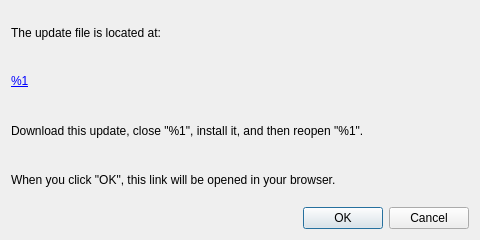
Before: the Qt Designer form fvupdateconfirmdialog.ui in pypt/fervor, drawn with Qt 5.
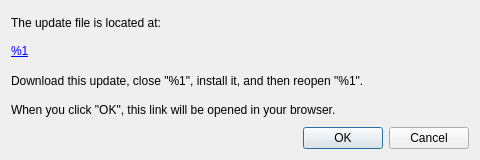
After: the same form once the commit is applied.

Commit message: window layout

Patch:
```diff
--- a/fvupdateconfirmdialog.ui
+++ b/fvupdateconfirmdialog.ui
@@ -7,7 +7,7 @@
     <x>0</x>
     <y>0</y>
     <width>480</width>
-    <height>240</height>
+    <height>160</height>
    </rect>
   </property>
   <property name="windowTitle">
```
The commit also changes 1 other file.
